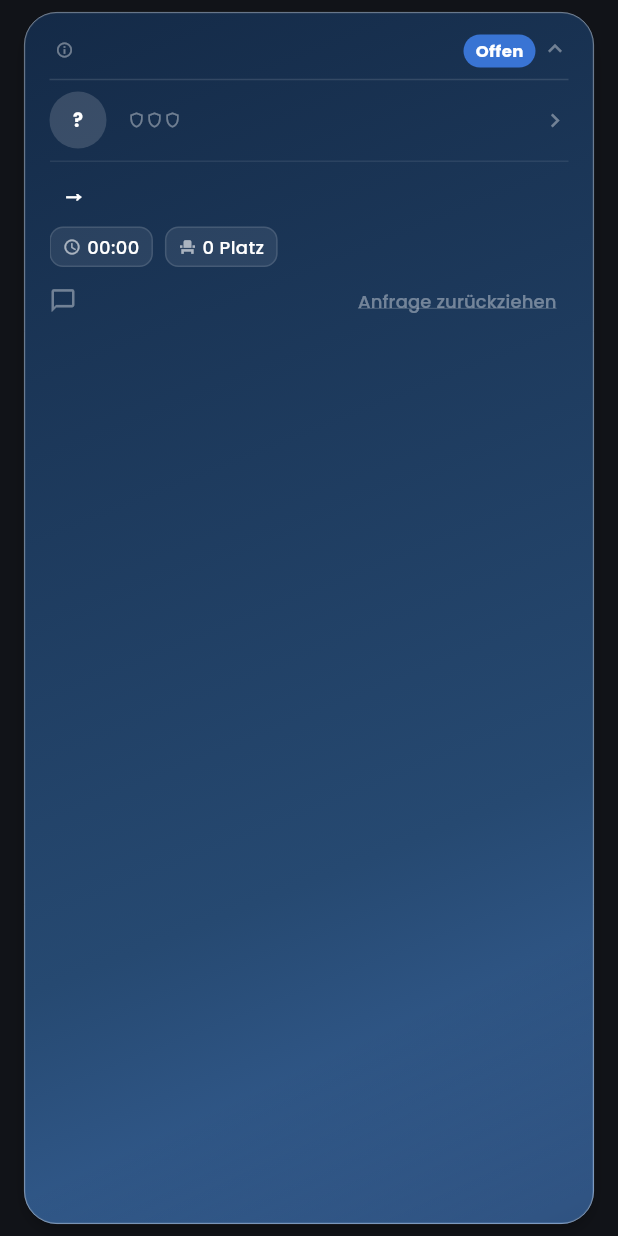
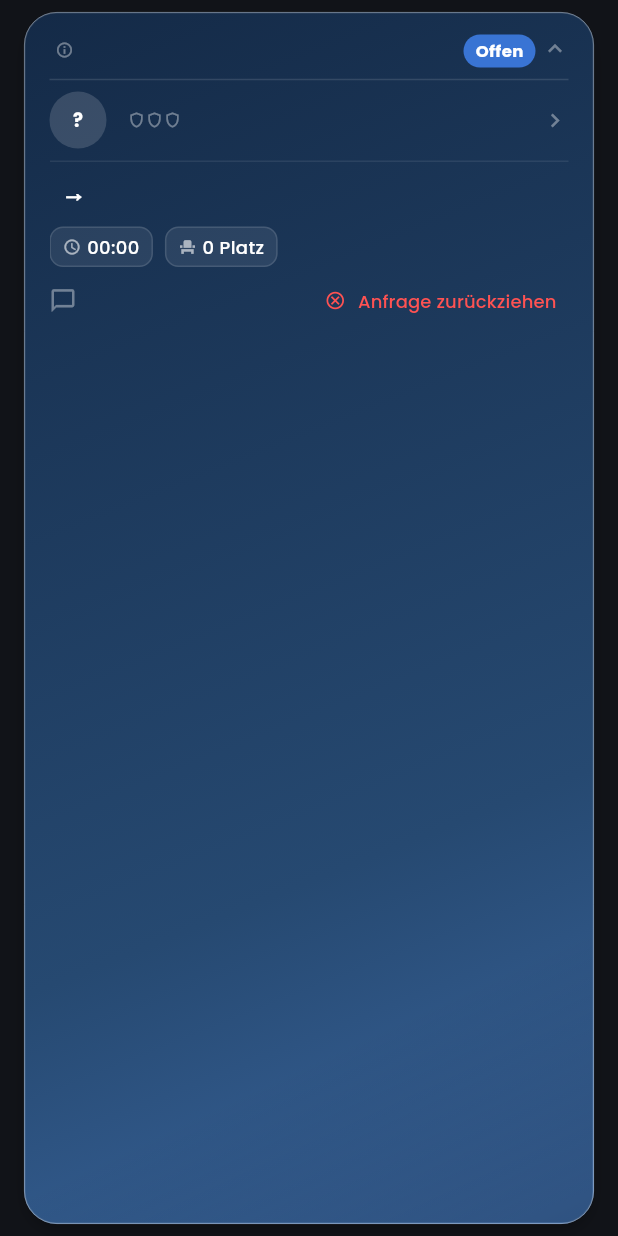
Before and after one commit to lukasbihlercoc-max/EventRide, a Flutter app: the _RequestedRideCard widget shown alone on an empty page, opened directly with empty values, after a tap on the "info outline" icon, on a phone screen of 412 x 824 dp. Run offline on Flutter 3.47's test engine with Material 3 defaults, Android fonts, the phone set to English and light mode, and no system bars; our stand-ins replace cloud_firestore, cloud_functions, firebase_auth, firebase_core, firebase_messaging, firebase_storage and 7 more; accounts and stored records are empty.

Commit message:
Fix: Anfrage zurückziehen für akzeptierte Mitfahrten (Session 3 + E1)
- Neuer "Anfrage zurückziehen"-Button für akzeptierte Anfragen mit Bestätigungsdialog
- Nach Stornierung wird automatisch eine System-Nachricht an den Fahrer im Chat geschickt
- Platz wird via Cloud Function freigegeben (freiePlaetze++) und Fahrt erscheint wieder in der Suche
- "Anfrage zurückziehen"-Button im offen-Status jetzt prominenter (rot, Icon)

Co-Authored-By: Claude Sonnet 4.6 <noreply@anthropic.com>

```diff
--- a/lib/views/pages/fahrten_page.dart
+++ b/lib/views/pages/fahrten_page.dart
@@ -1805,6 +1805,7 @@ class _RequestedRideCardState extends State<_RequestedRideCard> {
             onInteracted: widget.onInteracted,
           )
         : _MitfahrerAktionen(
+            fahrt: fahrt,
             anfrage: anfrage,
             event: event,
             openChat: () => _openChat(context),
@@ -2315,12 +2316,14 @@ class _EinladungButtonsState extends State<_EinladungButtons> {
 /// Status-abhängige Aktionen (Mitfahrer-Sicht)
 /// ------------------------------------------------------------
 class _MitfahrerAktionen extends StatefulWidget {
+  final FahrtDaten fahrt;
   final AnfrageDaten anfrage;
   final Event event;
   final VoidCallback openChat;
   final VoidCallback? onInteracted;
 
   const _MitfahrerAktionen({
+    required this.fahrt,
     required this.anfrage,
     required this.event,
     required this.openChat,
@@ -2334,9 +2337,22 @@ class _MitfahrerAktionen extends StatefulWidget {
 class _MitfahrerAktionenState extends State<_MitfahrerAktionen> {
   bool _loading = false;
 
-  Future<void> _stornieren() async {
+  Future<void> _stornieren({bool sendChatMessage = false}) async {
     setState(() => _loading = true);
+    final ok =
         await context.read<AnfrageService>().storniereAnfrage(widget.anfrage);
+    if (ok && sendChatMessage && mounted) {
+      await context.read<ChatService>().sendStatusNotification(
+            fahrtId: widget.fahrt.id,
+            ownerId: widget.fahrt.ownerId,
+            requesterId: widget.anfrage.requesterId,
+            text: 'Mitfahrer hat die akzeptierte Anfrage zurückgezogen.',
+            eventName: widget.fahrt.eventName,
+            startOrt: widget.fahrt.abfahrtsort,
+            zielOrt: widget.fahrt.standort,
+            seatsRequested: widget.anfrage.seatsRequested,
+          );
+    }
     widget.onInteracted?.call();
     if (mounted) setState(() => _loading = false);
   }
@@ -2369,7 +2385,7 @@ class _MitfahrerAktionenState extends State<_MitfahrerAktionen> {
               ),
               tooltip: 'Chat öffnen',
             ),
-            TextButton(
+            TextButton.icon(
               onPressed: () async {
                 final confirmed = await showDialog<bool>(
                   context: context,
@@ -2402,29 +2418,28 @@ class _MitfahrerAktionenState extends State<_MitfahrerAktionen> {
                 if (confirmed == true) _stornieren();
               },
               style: TextButton.styleFrom(
-                foregroundColor: Colors.white38,
+                foregroundColor: Colors.redAccent,
                 padding:
                     const EdgeInsets.symmetric(horizontal: 8, vertical: 2),
                 tapTargetSize: MaterialTapTargetSize.shrinkWrap,
                 minimumSize: Size.zero,
               ),
-              child: const Text(
+              icon: const Icon(Icons.cancel_outlined, size: 14),
+              label: const Text(
                 'Anfrage zurückziehen',
-                style: TextStyle(
-                  fontSize: 12,
-                  decoration: TextDecoration.underline,
-                  decorationColor: Colors.white24,
-                ),
-              ),
-            ),
-          ],
-        );
-
-      // ── AKZEPTIERT: mit Fahrer chatten ────────────────────────
+                style: TextStyle(fontSize: 12),
+              ),
+            ),
+          ],
+        );
+
+      // ── AKZEPTIERT: mit Fahrer chatten + zurückziehen ────────
       case AnfrageStatus.akzeptiert:
-        return SizedBox(
-          width: double.infinity,
-          child: ElevatedButton.icon(
+        return Column(
+          mainAxisSize: MainAxisSize.min,
+          crossAxisAlignment: CrossAxisAlignment.stretch,
+          children: [
+            ElevatedButton.icon(
               style: ElevatedButton.styleFrom(
                 backgroundColor: Colors.blueAccent,
                 foregroundColor: Colors.white,
@@ -2441,6 +2456,56 @@ class _MitfahrerAktionenState extends State<_MitfahrerAktionen> {
               ),
               onPressed: widget.openChat,
             ),
+            const SizedBox(height: 6),
+            OutlinedButton.icon(
+              onPressed: () async {
+                final confirmed = await showDialog<bool>(
+                  context: context,
+                  builder: (ctx) => AlertDialog(
+                    backgroundColor: const Color(0xFF1A1F2E),
+                    shape: RoundedRectangleBorder(
+                        borderRadius: BorderRadius.circular(16)),
+                    title: const Text('Anfrage zurückziehen?',
+                        style:
+                            TextStyle(color: Colors.white, fontSize: 16)),
+                    content: const Text(
+                      'Möchtest du deine akzeptierte Anfrage wirklich zurückziehen? Der Fahrer wird benachrichtigt und dein Platz wird wieder freigegeben.',
+                      style:
+                          TextStyle(color: Colors.white70, fontSize: 14),
+                    ),
+                    actions: [
+                      TextButton(
+                        onPressed: () => Navigator.pop(ctx, false),
+                        child: const Text('Abbrechen',
+                            style: TextStyle(color: Colors.white54)),
+                      ),
+                      TextButton(
+                        onPressed: () => Navigator.pop(ctx, true),
+                        child: const Text('Zurückziehen',
+                            style: TextStyle(
+                                color: Colors.redAccent,
+                                fontWeight: FontWeight.w600)),
+                      ),
+                    ],
+                  ),
+                );
+                if (confirmed == true && mounted) {
+                  _stornieren(sendChatMessage: true);
+                }
+              },
+              style: OutlinedButton.styleFrom(
+                foregroundColor: Colors.redAccent,
+                side: const BorderSide(color: Colors.redAccent, width: 1),
+                padding: const EdgeInsets.symmetric(vertical: 6),
+                shape: RoundedRectangleBorder(
+                    borderRadius: BorderRadius.circular(10)),
+                tapTargetSize: MaterialTapTargetSize.shrinkWrap,
+              ),
+              icon: const Icon(Icons.cancel_outlined, size: 14),
+              label: const Text('Anfrage zurückziehen',
+                  style: TextStyle(fontSize: 12)),
+            ),
+          ],
         );
 
       // ── ABGELEHNT: andere Fahrt finden ────────────────────────
```
Also changed, not shown: 1 other file. Lines whose indentation alone changed are shown as unchanged.
